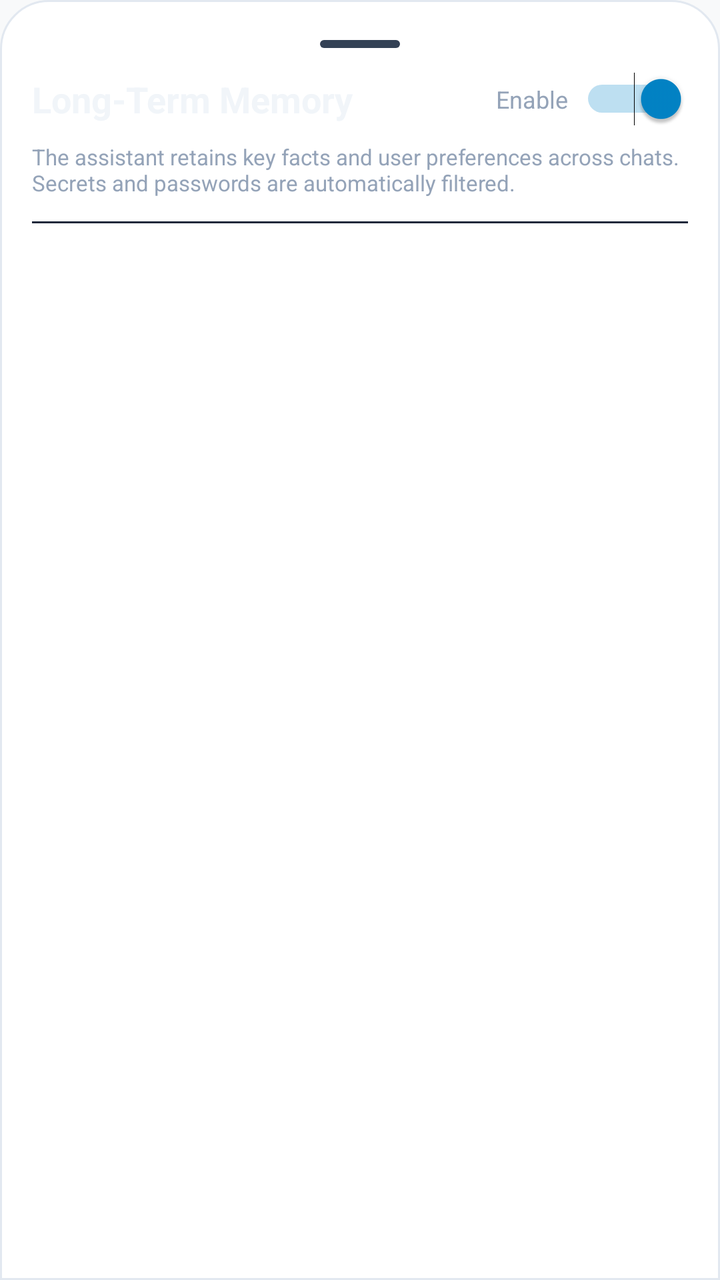
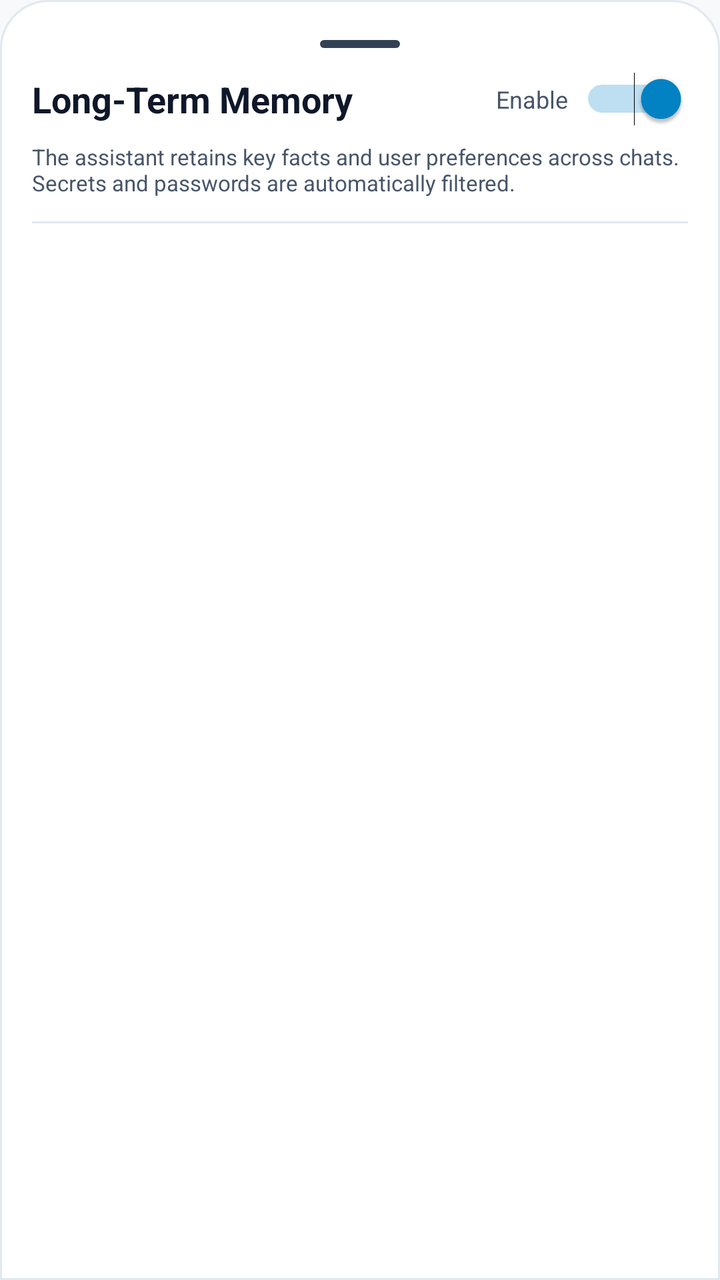

Screens rendered from an Android XML layout before and after an edit, with the pre-edit source and the edit as a unified diff.
<!-- AndroidManifest.xml: application theme Theme.DynamicEdgeAI -->
<!-- res/layout/dialog_memories.xml -->
<?xml version="1.0" encoding="utf-8"?>
<LinearLayout xmlns:android="http://schemas.android.com/apk/res/android"
    xmlns:app="http://schemas.android.com/apk/res-auto"
    android:layout_width="match_parent"
    android:layout_height="wrap_content"
    android:orientation="vertical"
    android:background="@drawable/bottom_sheet_bg"
    android:padding="16dp">

    
    <View
        android:layout_width="40dp"
        android:layout_height="4dp"
        android:layout_gravity="center_horizontal"
        android:layout_marginTop="4dp"
        android:layout_marginBottom="12dp"
        android:background="@drawable/handle_bar" />

    <LinearLayout
        android:layout_width="match_parent"
        android:layout_height="wrap_content"
        android:orientation="horizontal"
        android:gravity="center_vertical"
        android:paddingBottom="8dp">

        <TextView
            android:layout_width="0dp"
            android:layout_height="wrap_content"
            android:layout_weight="1"
            android:text="Long-Term Memory"
            android:textSize="18sp"
            android:textStyle="bold"
            android:textColor="#F1F5F9" />

        <TextView
            android:layout_width="wrap_content"
            android:layout_height="wrap_content"
            android:text="Enable"
            android:textSize="12sp"
            android:textColor="#94A3B8"
            android:layout_marginEnd="6dp" />

        <Switch
            android:id="@+id/toggleEnableMemory"
            android:layout_width="wrap_content"
            android:layout_height="wrap_content"
            android:checked="true" />
    </LinearLayout>

    <TextView
        android:layout_width="match_parent"
        android:layout_height="wrap_content"
        android:text="The assistant retains key facts and user preferences across chats. Secrets and passwords are automatically filtered."
        android:textSize="11sp"
        android:textColor="#94A3B8"
        android:layout_marginBottom="12dp" />

    <View
        android:layout_width="match_parent"
        android:layout_height="1dp"
        android:background="#1E293B"
        android:layout_marginBottom="8dp" />

    <ScrollView
        android:layout_width="match_parent"
        android:layout_height="wrap_content"
        android:maxHeight="320dp">

        <LinearLayout
            android:id="@+id/memoryListContainer"
            android:layout_width="match_parent"
            android:layout_height="wrap_content"
            android:orientation="vertical" />
    </ScrollView>

    <TextView
        android:id="@+id/txtEmptyMemories"
        android:layout_width="match_parent"
        android:layout_height="wrap_content"
        android:gravity="center"
        android:text="No memories stored yet"
        android:textSize="13sp"
        android:textColor="#64748B"
        android:padding="24dp"
        android:visibility="gone" />

</LinearLayout>
<!-- resources referenced by this layout -->
<resources>
  <!-- drawable bottom_sheet_bg (drawable) -->
  <?xml version="1.0" encoding="utf-8"?>
  <shape xmlns:android="http://schemas.android.com/apk/res/android"
      android:shape="rectangle">
      <solid android:color="@color/app_surface" />
      <stroke android:width="1dp" android:color="@color/app_surface_outline" />
      <corners
          android:topLeftRadius="24dp"
          android:topRightRadius="24dp" />
  </shape>
  <!-- drawable handle_bar (drawable) -->
  <?xml version="1.0" encoding="utf-8"?>
  <shape xmlns:android="http://schemas.android.com/apk/res/android"
      android:shape="rectangle">
      <solid android:color="#334155" />
      <corners android:radius="20dp" />
  </shape>
  <style name="Theme.DynamicEdgeAI" parent="Theme.Material3.DayNight.NoActionBar">
          <item name="colorPrimary">@color/btn_blue</item>
          <item name="colorOnPrimary">@color/white</item>
          <item name="colorSecondary">@color/accent_blue</item>
          <item name="colorOnSecondary">@color/white</item>
          <item name="android:windowBackground">@color/app_bg</item>
          <item name="android:statusBarColor">@color/app_header_bg</item>
          <item name="android:navigationBarColor">@color/app_bg</item>
          <item name="android:windowLightStatusBar">true</item>
          <item name="android:windowLightNavigationBar">true</item>
  
          <item name="android:windowTranslucentStatus">false</item>
          <item name="android:windowTranslucentNavigation">false</item>
      </style>
  <color name="app_surface">#FFFFFF</color>
  <color name="app_surface_outline">#E2E8F0</color>
  <color name="btn_blue">#2563EB</color>
  <color name="white">#FFFFFFFF</color>
  <color name="accent_blue">#0284C7</color>
  <color name="app_bg">#F8F9FA</color>
  <color name="app_header_bg">#FFFFFF</color>
</resources>

<!-- the commit's change to res/layout/dialog_memories.xml (unified diff, before → after) -->
@@ -30,14 +30,14 @@
             android:text="Long-Term Memory"
             android:textSize="18sp"
             android:textStyle="bold"
-            android:textColor="#F1F5F9" />
+            android:textColor="@color/app_text_primary" />
 
         <TextView
             android:layout_width="wrap_content"
             android:layout_height="wrap_content"
             android:text="Enable"
             android:textSize="12sp"
-            android:textColor="#94A3B8"
+            android:textColor="@color/app_text_secondary"
             android:layout_marginEnd="6dp" />
 
         <Switch
@@ -52,13 +52,13 @@
         android:layout_height="wrap_content"
         android:text="The assistant retains key facts and user preferences across chats. Secrets and passwords are automatically filtered."
         android:textSize="11sp"
-        android:textColor="#94A3B8"
+        android:textColor="@color/app_text_secondary"
         android:layout_marginBottom="12dp" />
 
     <View
         android:layout_width="match_parent"
         android:layout_height="1dp"
-        android:background="#1E293B"
+        android:background="@color/app_surface_outline"
         android:layout_marginBottom="8dp" />
 
     <ScrollView
@@ -80,7 +80,7 @@
         android:gravity="center"
         android:text="No memories stored yet"
         android:textSize="13sp"
-        android:textColor="#64748B"
+        android:textColor="@color/app_text_muted"
         android:padding="24dp"
         android:visibility="gone" />
 
<!-- resource entries referenced after the edit -->
@@ -33,6 +33,9 @@
       </style>
   <color name="app_surface">#FFFFFF</color>
   <color name="app_surface_outline">#E2E8F0</color>
+  <color name="app_text_muted">#94A3B8</color>
+  <color name="app_text_primary">#0F172A</color>
+  <color name="app_text_secondary">#475569</color>
   <color name="btn_blue">#2563EB</color>
   <color name="white">#FFFFFFFF</color>
   <color name="accent_blue">#0284C7</color>
